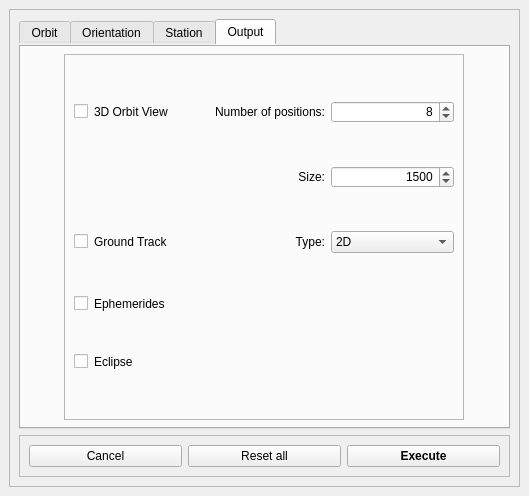
Above: orbital_module/GUI_qt/form.ui from javigarridoc/orbital_module before the change. Below: the same form after it.
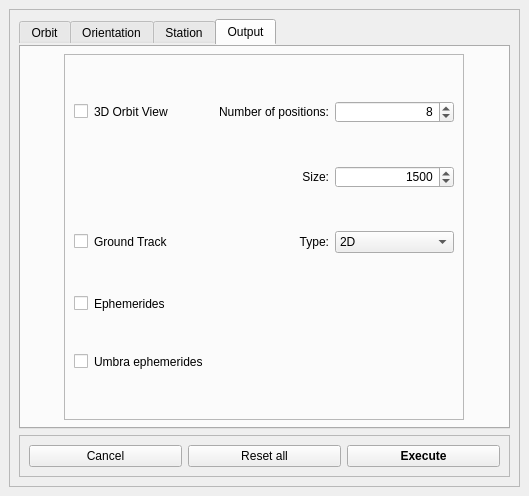
That is the form after the change. The open tabs and pages were chosen to show the change.

Patch:
```diff
--- a/orbital_module/GUI_qt/form.ui
+++ b/orbital_module/GUI_qt/form.ui
@@ -29,6 +29,11 @@
       <layout class="QVBoxLayout" name="verticalLayout_2">
        <item>
         <widget class="QTabWidget" name="tabWidget">
+         <property name="font">
+          <font>
+           <bold>false</bold>
+          </font>
+         </property>
          <property name="currentIndex">
           <number>0</number>
          </property>
@@ -445,6 +450,11 @@
             <height>0</height>
            </size>
           </property>
+          <property name="font">
+           <font>
+            <bold>false</bold>
+           </font>
+          </property>
           <attribute name="title">
            <string>Output</string>
           </attribute>
@@ -507,7 +517,7 @@
               <item row="4" column="0">
                <widget class="QCheckBox" name="checkBox_Eclipse">
                 <property name="text">
-                 <string>Eclipse</string>
+                 <string>Umbra ephemerides</string>
                 </property>
                 <property name="checked">
                  <bool>false</bool>
```
Left out of the diff: 10 changed lines with no effect on the pictures.
